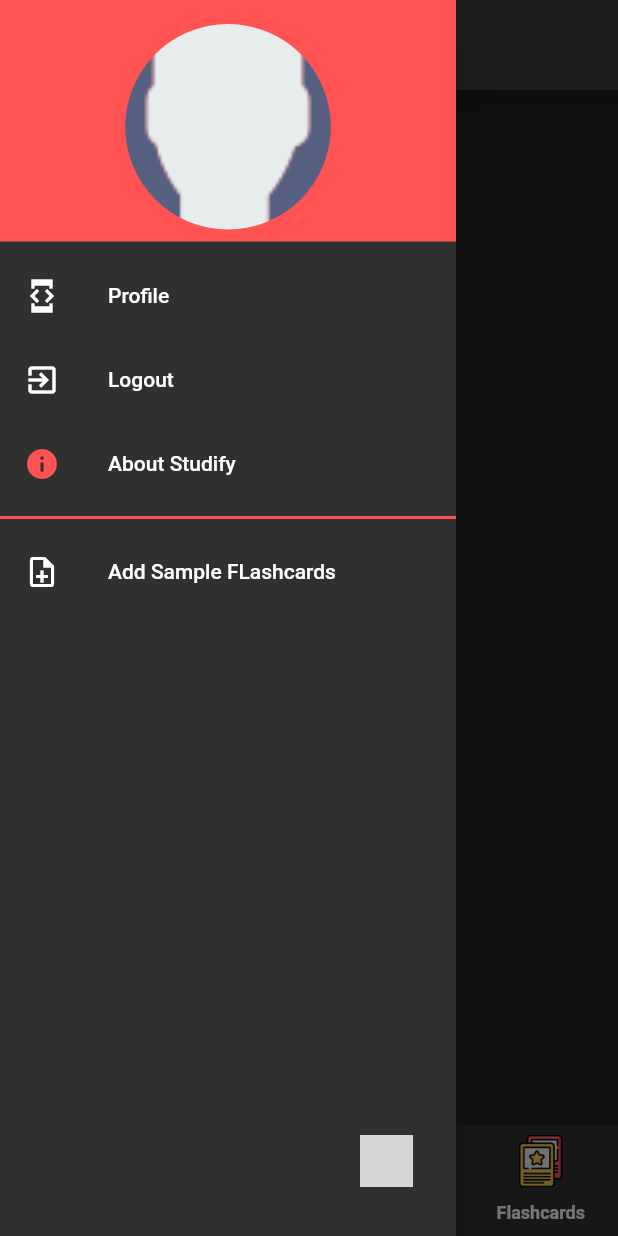
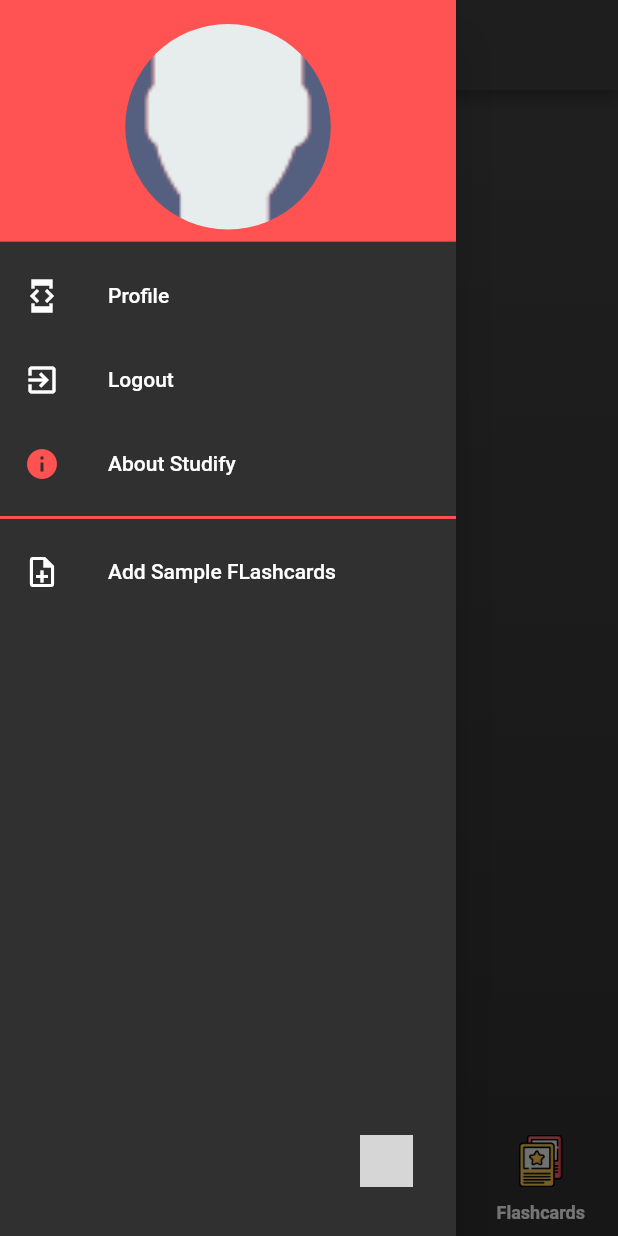
Before and after one commit to SkeletonPythons/studify, a Flutter app: the screen it shows once a user with an empty profile is signed in, with the side drawer open, on a phone screen of 412 x 824 dp. Run offline on Flutter 3.47's test engine with Material 2 defaults, Android fonts, the phone set to English and light mode, and no system bars; our stand-ins replace cloud_firestore, firebase_auth, firebase_core, firebase_database, flutter_form_builder, flutter_svg and 8 more; missing offline and left inert: flutterfire_ui, googleapis; accounts and stored records are empty; network calls fail; Roboto replaces fonts that are missing (Ubuntu); grey boxes are pictures that could not be loaded.

Commit message:
modified:   lib/pages/dashboard_page/dashboard_controller.dart 	modified:   lib/pages/dashboard_page/dashboard_page.dart 	modified:   lib/themes/apptheme.dart

```diff
--- a/lib/pages/dashboard_page/dashboard_controller.dart
+++ b/lib/pages/dashboard_page/dashboard_controller.dart
@@ -0,0 +1,17 @@
+import 'package:flutter/widgets.dart';
+import 'package:get/get.dart';
+
+import '../../utils/consts/app_colors.dart';
+
+class DashboardController extends GetxController with StateMixin<Type> {
+  @override
+  void onInit() {
+    super.onInit();
+    debugPrint('DashboardController onInit');
+  }
+
+  RxList<Color> gradientColors = [
+    kBackgroundLight2,
+    kBackgroundLight,
+  ].obs;
+}
--- a/lib/pages/dashboard_page/dashboard_page.dart
+++ b/lib/pages/dashboard_page/dashboard_page.dart
@@ -1,8 +1,11 @@
 // ignore_for_file: prefer_const_constructors
 import 'package:get/get.dart';
 import 'package:flutter/material.dart';
+import 'package:google_fonts/google_fonts.dart';
+
+import '../../themes/apptheme.dart';
+import '../../utils/consts/app_colors.dart';
 import '../../../services/auth.dart';
-
 import '../home_page/home_controller.dart';
 
 class Dashboard extends StatefulWidget {
@@ -16,10 +19,37 @@ class DashboardState extends State<Dashboard> {
 
   @override
   Widget build(BuildContext context) {
-    if (Auth.instance.USER.photoUrl == null ||
-        Auth.instance.USER.photoUrl == '') {
-    } else {}
-
-    return Container();
+    return SafeArea(
+      child: AnimatedContainer(
+          duration: Duration(milliseconds: 500),
+          curve: Curves.easeInOut,
+          decoration: BoxDecoration(
+            color: kBackground,
+            gradient: LinearGradient(
+              begin: Alignment.topCenter,
+              end: Alignment.bottomCenter,
+              colors: const [
+                kBackgroundLight2,
+                kBackgroundLight,
+              ],
+            ),
+          ),
+          child: Stack(
+            alignment: Alignment.center,
+            children: [
+              Positioned(
+                  left: 20,
+                  top: 20,
+                  child: Text(
+                    'Dashboard',
+                    style: GoogleFonts.ubuntu(
+                      fontSize: 30,
+                      fontWeight: FontWeight.w600,
+                      color: accentColor.value,
+                    ),
+                  )),
+            ],
+          )),
+    );
   }
 }
--- a/lib/themes/apptheme.dart
+++ b/lib/themes/apptheme.dart
@@ -7,6 +7,8 @@ import '../utils/consts/app_colors.dart';
 Rx<ThemeData> currentTheme = themeOne.obs;
 
 Rx<TextStyle> currentStyle = textStyleOne.obs;
+
+Rx<Color> accentColor = Rx<Color>(kAccent);
 
 final ThemeData themeOne = ThemeData.dark().copyWith(
   primaryColor: kPrimary,
@@ -109,7 +111,8 @@ const Map<int, Color> acnts = {
   7: Color.fromARGB(255, 59, 206, 142),
   8: Color.fromARGB(255, 255, 90, 48),
   9: Color(0xffE5A5FF),
-  10: Color(0xffabcbbe)
+  10: Color(0xffabcbbe),
+  11: Colors.redAccent,
 };
 
 const Map<int, Color> brdrs = {
```
